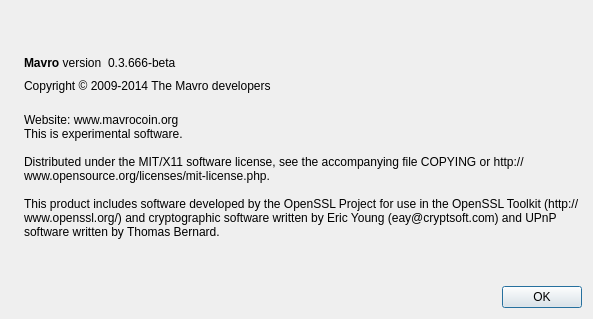
Nestorcoin/m99, file src/qt/forms/aboutdialog.ui: the form before one commit.
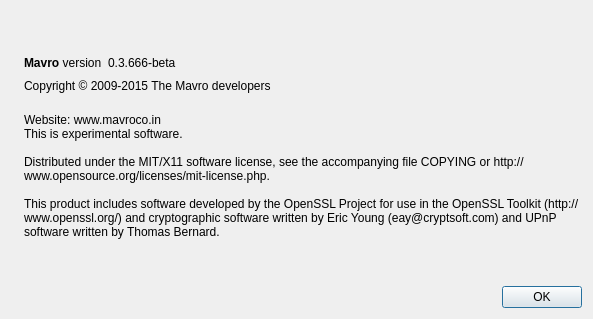
The form after the commit. Icons and pictures are not drawn.

The edit to the form file:
```diff
--- a/src/qt/forms/aboutdialog.ui
+++ b/src/qt/forms/aboutdialog.ui
@@ -91,7 +91,7 @@
         <cursorShape>IBeamCursor</cursorShape>
        </property>
        <property name="text">
-        <string>Copyright © 2009-2014 The Mavro developers</string>
+        <string>Copyright © 2009-2015 The Mavro developers</string>
        </property>
        <property name="textInteractionFlags">
         <set>Qt::LinksAccessibleByMouse|Qt::TextSelectableByKeyboard|Qt::TextSelectableByMouse</set>
@@ -105,7 +105,7 @@
        </property>
        <property name="text">
         <string>
-Website: www.mavrocoin.org
+Website: www.mavroco.in
 This is experimental software.
 
 Distributed under the MIT/X11 software license, see the accompanying file COPYING or http://www.opensource.org/licenses/mit-license.php.
```
